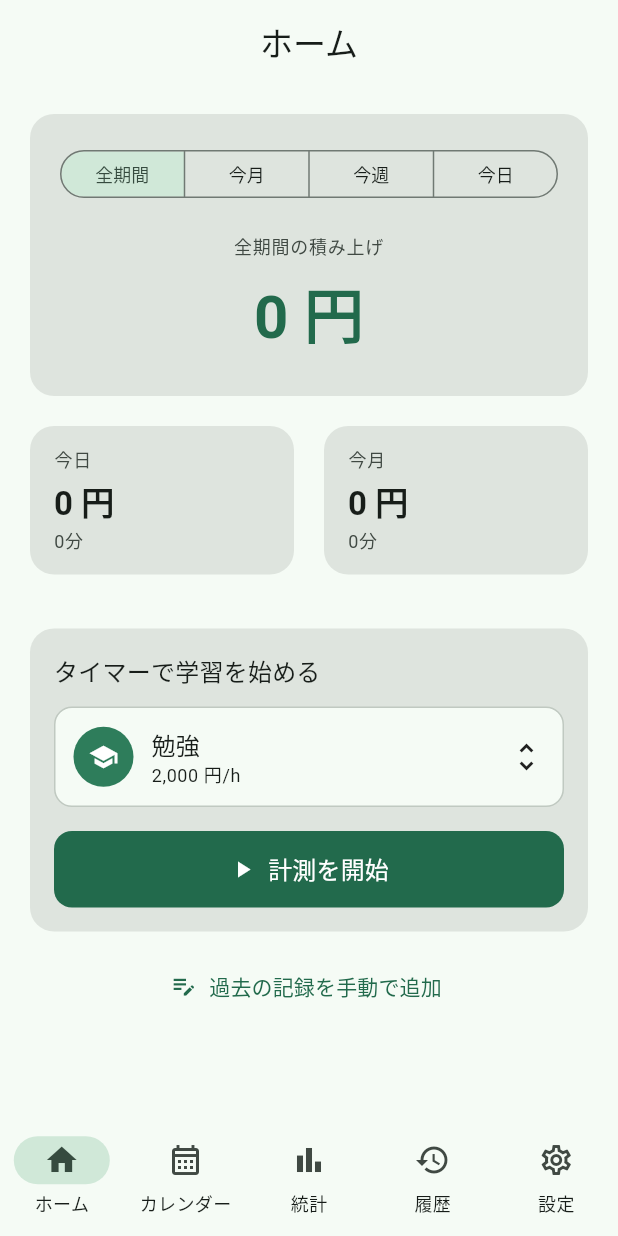
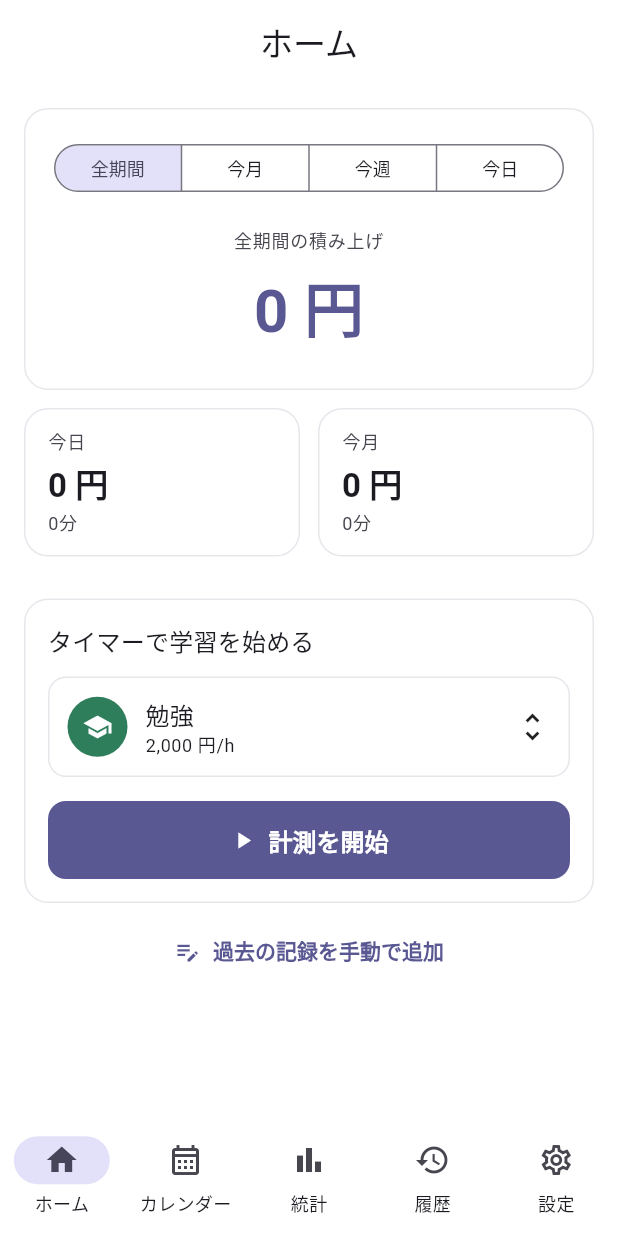
Before and after one commit to ryo3-hub/mirai_bank, a Flutter app: the screen it shows after launch, on a phone screen of 412 x 824 dp. Run offline on Flutter 3.47's test engine with Material 3 defaults, Android fonts, the phone set to English and light mode, and no system bars; our stand-ins replace confetti, drift, fl_chart, flutter_local_notifications, flutter_riverpod, go_router and 3 more; accounts and stored records are empty; generated files the repository leaves out were written again.

Commit message:
feat: デザインリフレッシュ — 白基調 + Indigo アクセント + ボタンスタイル統一
- Seed color を緑 (#2E7D5B) から Indigo (#4F46E5) に変更
- light テーマで surface 系を白基調にオーバーライド（緑トーン排除）
- FilledButton / OutlinedButton / TextButton / ElevatedButton を radius12 のフラットスタイルで統一
- AppBar / NavigationBar / Card / Input / Divider / FAB のカラーとシェイプを白基調に揃える
- Card に薄いボーダーを追加して白背景でも輪郭が見えるように
- ダークテーマは ColorScheme.fromSeed のデフォルトを維持

Closes #2

Co-Authored-By: Claude Opus 4.7 <noreply@anthropic.com>

```diff
--- a/lib/shared/theme/app_theme.dart
+++ b/lib/shared/theme/app_theme.dart
@@ -3,14 +3,24 @@ import 'package:flutter/material.dart';
 class AppTheme {
   const AppTheme._();
 
-  static const Color _seedColor = Color(0xFF2E7D5B);
+  static const Color _seedColor = Color(0xFF4F46E5); // Indigo
+  static const Color _lightBorder = Color(0xFFE5E7EB);
+  static const Color _lightSubtleSurface = Color(0xFFF7F8FA);
 
   static ThemeData light() {
     final colorScheme = ColorScheme.fromSeed(
       seedColor: _seedColor,
       brightness: Brightness.light,
+    ).copyWith(
+      surface: Colors.white,
+      surfaceContainerLowest: Colors.white,
+      surfaceContainerLow: _lightSubtleSurface,
+      surfaceContainer: _lightSubtleSurface,
+      surfaceContainerHigh: _lightSubtleSurface,
+      surfaceContainerHighest: _lightSubtleSurface,
+      outlineVariant: _lightBorder,
     );
-    return _buildTheme(colorScheme);
+    return _buildTheme(colorScheme, brightness: Brightness.light);
   }
 
   static ThemeData dark() {
@@ -18,38 +28,108 @@ class AppTheme {
       seedColor: _seedColor,
       brightness: Brightness.dark,
     );
-    return _buildTheme(colorScheme);
+    return _buildTheme(colorScheme, brightness: Brightness.dark);
   }
 
-  static ThemeData _buildTheme(ColorScheme colorScheme) {
+  static ThemeData _buildTheme(
+    ColorScheme colorScheme, {
+    required Brightness brightness,
+  }) {
+    final isLight = brightness == Brightness.light;
+    final scaffoldColor = isLight ? Colors.white : colorScheme.surface;
+    final borderColor =
+        isLight ? _lightBorder : colorScheme.outlineVariant;
+
     return ThemeData(
       useMaterial3: true,
       colorScheme: colorScheme,
-      scaffoldBackgroundColor: colorScheme.surface,
+      scaffoldBackgroundColor: scaffoldColor,
       appBarTheme: AppBarTheme(
-        backgroundColor: colorScheme.surface,
+        backgroundColor: scaffoldColor,
         foregroundColor: colorScheme.onSurface,
         elevation: 0,
+        scrolledUnderElevation: 0,
         centerTitle: true,
       ),
       cardTheme: CardTheme(
         elevation: 0,
-        color: colorScheme.surfaceContainerHighest,
+        color: isLight ? Colors.white : colorScheme.surfaceContainerHighest,
+        surfaceTintColor: Colors.transparent,
+        shape: RoundedRectangleBorder(
+          borderRadius: BorderRadius.circular(16),
+          side: BorderSide(color: borderColor, width: 1),
+        ),
+        margin: EdgeInsets.zero,
+      ),
+      filledButtonTheme: FilledButtonThemeData(
+        style: FilledButton.styleFrom(
+          elevation: 0,
+          shape: RoundedRectangleBorder(
+            borderRadius: BorderRadius.circular(12),
+          ),
+          padding: const EdgeInsets.symmetric(horizontal: 24, vertical: 14),
+          textStyle: const TextStyle(
+            fontSize: 15,
+            fontWeight: FontWeight.w600,
+          ),
+          minimumSize: const Size(0, 48),
+        ),
+      ),
+      outlinedButtonTheme: OutlinedButtonThemeData(
+        style: OutlinedButton.styleFrom(
+          shape: RoundedRectangleBorder(
+            borderRadius: BorderRadius.circular(12),
+          ),
+          padding: const EdgeInsets.symmetric(horizontal: 24, vertical: 14),
+          textStyle: const TextStyle(
+            fontSize: 15,
+            fontWeight: FontWeight.w600,
+          ),
+          minimumSize: const Size(0, 48),
+          side: BorderSide(color: borderColor, width: 1),
+          foregroundColor: colorScheme.onSurface,
+        ),
+      ),
+      textButtonTheme: TextButtonThemeData(
+        style: TextButton.styleFrom(
+          shape: RoundedRectangleBorder(
+            borderRadius: BorderRadius.circular(12),
+          ),
+          padding: const EdgeInsets.symmetric(horizontal: 16, vertical: 10),
+          textStyle: const TextStyle(
+            fontSize: 14,
+            fontWeight: FontWeight.w600,
+          ),
+        ),
+      ),
+      elevatedButtonTheme: ElevatedButtonThemeData(
+        style: ElevatedButton.styleFrom(
+          elevation: 0,
+          shape: RoundedRectangleBorder(
+            borderRadius: BorderRadius.circular(12),
+          ),
+          padding: const EdgeInsets.symmetric(horizontal: 24, vertical: 14),
+          textStyle: const TextStyle(
+            fontSize: 15,
+            fontWeight: FontWeight.w600,
+          ),
+          minimumSize: const Size(0, 48),
+        ),
+      ),
+      floatingActionButtonTheme: FloatingActionButtonThemeData(
+        elevation: 0,
+        highlightElevation: 0,
+        backgroundColor: colorScheme.primary,
+        foregroundColor: colorScheme.onPrimary,
         shape: RoundedRectangleBorder(
           borderRadius: BorderRadius.circular(16),
         ),
       ),
-      filledButtonTheme: FilledButtonThemeData(
-        style: FilledButton.styleFrom(
-          shape: RoundedRectangleBorder(
-            borderRadius: BorderRadius.circular(12),
-          ),
-          padding: const EdgeInsets.symmetric(horizontal: 24, vertical: 12),
-        ),
-      ),
       navigationBarTheme: NavigationBarThemeData(
-        backgroundColor: colorScheme.surface,
+        backgroundColor: scaffoldColor,
         indicatorColor: colorScheme.secondaryContainer,
+        elevation: 0,
+        surfaceTintColor: Colors.transparent,
         labelTextStyle: WidgetStateProperty.all(
           TextStyle(
             fontSize: 12,
@@ -58,6 +138,29 @@ class AppTheme {
           ),
         ),
       ),
+      dividerTheme: DividerThemeData(
+        color: borderColor,
+        thickness: 1,
+        space: 1,
+      ),
+      inputDecorationTheme: InputDecorationTheme(
+        filled: true,
+        fillColor: isLight ? Colors.white : colorScheme.surface,
+        border: OutlineInputBorder(
+          borderRadius: BorderRadius.circular(12),
+          borderSide: BorderSide(color: borderColor, width: 1),
+        ),
+        enabledBorder: OutlineInputBorder(
+          borderRadius: BorderRadius.circular(12),
+          borderSide: BorderSide(color: borderColor, width: 1),
+        ),
+        focusedBorder: OutlineInputBorder(
+          borderRadius: BorderRadius.circular(12),
+          borderSide: BorderSide(color: colorScheme.primary, width: 1.5),
+        ),
+        contentPadding:
+            const EdgeInsets.symmetric(horizontal: 16, vertical: 14),
+      ),
     );
   }
 }
```
